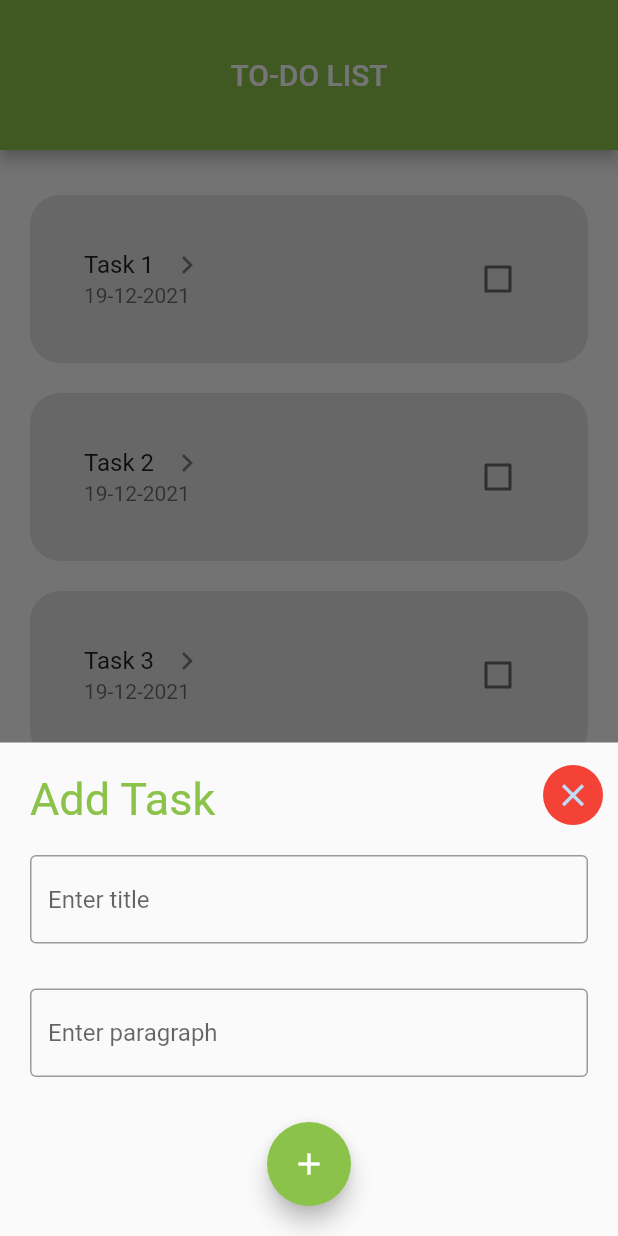
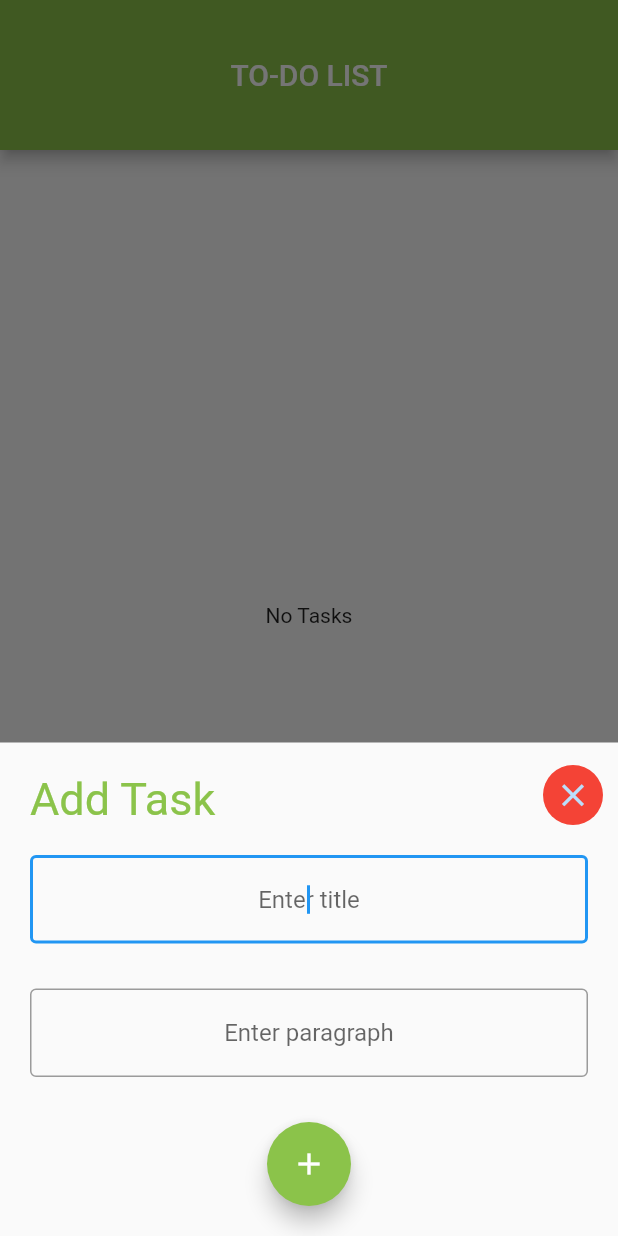
Before and after one commit to barisozcelikay/to_do_flutter, a Flutter app: the screen it shows after launch, after a tap on the "add" icon, on a phone screen of 412 x 824 dp. Run offline on Flutter 3.47's test engine with Material 2 defaults, Android fonts, the phone set to English and light mode, and no system bars.

Commit message:
file names updated & add task functionality

```diff
--- a/lib/Todo.dart
+++ b/lib/Class/task.dart
@@ -1,13 +1,13 @@
 // ignore: file_names
 // ignore_for_file: file_names
 
-class Todo {
+class Task {
   String title;
   String paragraph;
   DateTime date;
   bool isDone;
 
-  Todo(
+  Task(
       {required this.title,
       required this.paragraph,
       required this.date,
--- a/lib/addNewTaskScreen.dart
+++ b/lib/Screens/addTaskScreen.dart
@@ -3,9 +3,12 @@
 import 'package:flutter/material.dart';
 
 // ignore: must_be_immutable
-class AddNewTaskScreen extends StatelessWidget {
-  TextEditingController _titleController = TextEditingController();
-  TextEditingController _paragraphController = TextEditingController();
+class AddTaskScreen extends StatelessWidget {
+  final Function(String, String) callBack;
+  AddTaskScreen({required this.callBack});
+
+  late String title;
+  late String paragraph;
 
   @override
   Widget build(BuildContext context) {
@@ -49,18 +52,27 @@ class AddNewTaskScreen extends StatelessWidget {
                 Container(
                   margin: EdgeInsets.symmetric(horizontal: 20),
                   child: TextField(
+                    autofocus: true,
+                    textAlign: TextAlign.center,
+                    textDirection: TextDirection.ltr,
                     decoration: const InputDecoration(
                         border: OutlineInputBorder(), hintText: 'Enter title'),
-                    controller: _titleController,
+                    onChanged: (newTitle) {
+                      title = newTitle;
+                    },
                   ),
                 ),
                 Container(
                   margin: EdgeInsets.only(right: 20, left: 20, top: 30),
                   child: TextField(
+                    autofocus: true,
+                    textAlign: TextAlign.center,
                     decoration: const InputDecoration(
                         border: OutlineInputBorder(),
                         hintText: 'Enter paragraph'),
-                    controller: _paragraphController,
+                    onChanged: (newParagraph) {
+                      paragraph = newParagraph;
+                    },
                   ),
                 ),
                 SizedBox(
@@ -70,10 +82,7 @@ class AddNewTaskScreen extends StatelessWidget {
                   margin: EdgeInsets.only(top: 20, bottom: 20),
                   child: FloatingActionButton(
                       backgroundColor: Colors.lightGreen,
-                      onPressed: () {
-                        // ignore: avoid_print
-                        print("eklendi");
-                      },
+                      onPressed: () => callBack(title, paragraph),
                       child: Icon(Icons.add)),
                 )
               ],
--- a/lib/todoScreen.dart
+++ b/lib/Screens/todoScreen.dart
@@ -2,18 +2,19 @@
 // ignore_for_file: file_names
 
 import 'package:flutter/material.dart';
-import 'package:to_do/taskList.dart';
+import 'package:to_do/Widgets/taskList.dart';
 
-import 'addNewTaskScreen.dart';
+import '../Class/task.dart';
+import 'addTaskScreen.dart';
 
 class TodoScreen extends StatefulWidget {
-  const TodoScreen({Key? key}) : super(key: key);
-
   @override
   _TodoScreenState createState() => _TodoScreenState();
 }
 
 class _TodoScreenState extends State<TodoScreen> {
+  List<Task> tasks = [];
+
   @override
   Widget build(BuildContext context) {
     return SafeArea(
@@ -27,10 +28,14 @@ class _TodoScreenState extends State<TodoScreen> {
         body: Column(children: [
           Expanded(
             flex: 6,
-            child: Container(
-              padding: EdgeInsets.only(top: 20),
-              child: TasksList(),
-            ),
+            child: tasks.length > 0
+                ? Container(
+                    padding: EdgeInsets.only(top: 20),
+                    child: TasksList(tasks: tasks),
+                  )
+                : Center(
+                    child: Text("No Tasks"),
+                  ),
           ),
           Expanded(
             flex: 1,
@@ -50,7 +55,17 @@ class _TodoScreenState extends State<TodoScreen> {
                                       bottom: MediaQuery.of(context)
                                           .viewInsets
                                           .bottom),
-                                  child: AddNewTaskScreen())));
+                                  child: AddTaskScreen(
+                                    callBack: (newTaskTitle, newTaskParagraph) {
+                                      setState(() {
+                                        tasks.add(Task(
+                                            title: newTaskTitle,
+                                            paragraph: newTaskParagraph,
+                                            date: DateTime.now()));
+                                      });
+                                      Navigator.pop(context);
+                                    },
+                                  ))));
                     },
                     child: Icon(Icons.add)),
               ],
--- /dev/null
+++ b/lib/Widgets/taskList.dart
@@ -0,0 +1,33 @@
+// ignore_for_file: file_names
+
+import 'package:flutter/material.dart';
+
+import '../Class/task.dart';
+import 'taskTile.dart';
+
+class TasksList extends StatefulWidget {
+  final List<Task> tasks;
+
+  TasksList({required this.tasks});
+
+  @override
+  State<TasksList> createState() => _TasksListState();
+}
+
+class _TasksListState extends State<TasksList> {
+  @override
+  Widget build(BuildContext context) {
+    return ListView.builder(
+        itemCount: widget.tasks.length,
+        itemBuilder: (context, index) {
+          return TaskTile(
+              isChecked: widget.tasks[index].isDone,
+              taskTitle: widget.tasks[index].title,
+              checkBoxCallBack: (bool? checkBoxState) {
+                setState(() {
+                  widget.tasks[index].toggleDone();
+                });
+              });
+        });
+  }
+}
--- a/lib/myTodoWidget.dart
+++ b/lib/Widgets/taskTile.dart
@@ -1,14 +1,18 @@
 // ignore_for_file: prefer_const_literals_to_create_immutables, file_names, prefer_const_constructors
 
 import 'package:flutter/material.dart';
+import 'package:to_do/Screens/taskInfoScreen.dart';
 
-class MyTodoWidget extends StatelessWidget {
+class TaskTile extends StatelessWidget {
   final bool isChecked;
   final String taskTitle;
-  final DateTime date;
+  final DateTime date = DateTime.now();
+  final Function(bool?) checkBoxCallBack;
 
-  MyTodoWidget(
-      {required this.isChecked, required this.taskTitle, required this.date});
+  TaskTile(
+      {required this.isChecked,
+      required this.taskTitle,
+      required this.checkBoxCallBack});
 
   @override
   Widget build(BuildContext context) {
@@ -33,12 +37,19 @@ class MyTodoWidget extends StatelessWidget {
               width: 10,
             ),
             // ignore: prefer_const_constructors
-            Icon(Icons.keyboard_arrow_right)
+            InkWell(
+                onTap: () {
+                  Navigator.push(
+                    context,
+                    MaterialPageRoute(builder: (context) => TaskInfoScreen()),
+                  );
+                },
+                child: Icon(Icons.keyboard_arrow_right))
           ],
         ),
         trailing: Checkbox(
           activeColor: Colors.lightGreen,
-          value: isChecked, onChanged: (bool? value) {},
+          value: isChecked, onChanged: checkBoxCallBack,
           //onChanged: toggleCheckBoxState,
         ),
       ),
--- a/lib/main.dart
+++ b/lib/main.dart
@@ -1,8 +1,8 @@
 // ignore_for_file: prefer_const_constructors
 
 import 'package:flutter/material.dart';
-import 'package:to_do/todoInfoScreen.dart';
-import 'package:to_do/todoScreen.dart';
+import 'package:to_do/Screens/taskInfoScreen.dart';
+import 'package:to_do/Screens/todoScreen.dart';
 
 void main() {
   runApp(const MyApp());
--- a/lib/taskList.dart
+++ /dev/null
@@ -1,46 +0,0 @@
-// ignore_for_file: file_names
-
-import 'package:flutter/material.dart';
-
-import 'Todo.dart';
-import 'myTodoWidget.dart';
-
-class TasksList extends StatefulWidget {
-  const TasksList({
-    Key? key,
-  }) : super(key: key);
-
-  @override
-  State<TasksList> createState() => _TasksListState();
-}
-
-class _TasksListState extends State<TasksList> {
-  List<Todo> tasks = [
-    Todo(title: "Task 1", paragraph: "This is task 1", date: DateTime.now()),
-    Todo(title: "Task 2", paragraph: "This is task 2", date: DateTime.now()),
-    Todo(title: "Task 3", paragraph: "This is task 3", date: DateTime.now())
-  ];
-
-  @override
-  Widget build(BuildContext context) {
-    return ListView(
-      children: [
-        MyTodoWidget(
-          isChecked: tasks[0].isDone,
-          taskTitle: tasks[0].title,
-          date: tasks[0].date,
-        ),
-        MyTodoWidget(
-          isChecked: tasks[1].isDone,
-          taskTitle: tasks[1].title,
-          date: tasks[1].date,
-        ),
-        MyTodoWidget(
-          isChecked: tasks[2].isDone,
-          taskTitle: tasks[2].title,
-          date: tasks[2].date,
-        ),
-      ],
-    );
-  }
-}
```
Also changed, not shown: lib/Screens/taskInfoScreen.dart (added, +51 -0 lines), lib/myCheckBox.dart (deleted, +0 -22 lines), lib/todoInfoScreen.dart (deleted, +0 -51 lines).
